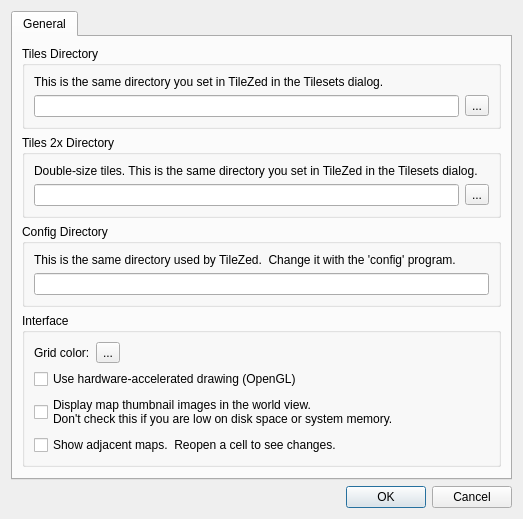
This is src/editor/preferencesdialog.ui in timbaker/pzworlded as Qt 5 draws it before an edit. The edited form follows.
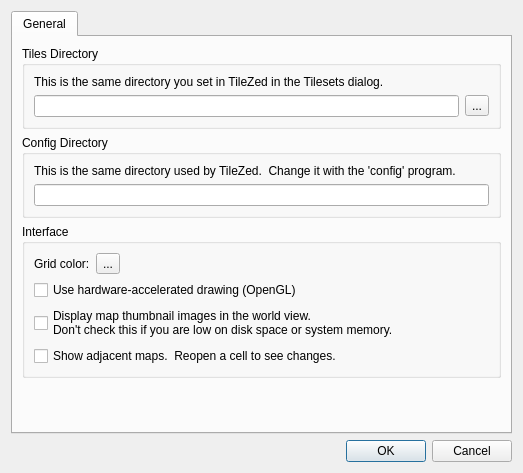
This is the edited form. Custom widgets are drawn as their Qt base class.

Commit message: Changes from TileZed.

Patch:
```diff
--- a/src/editor/preferencesdialog.ui
+++ b/src/editor/preferencesdialog.ui
@@ -7,7 +7,7 @@
     <x>0</x>
     <y>0</y>
     <width>523</width>
-    <height>415</height>
+    <height>473</height>
    </rect>
   </property>
   <property name="windowTitle">
@@ -24,6 +24,19 @@
        <string>General</string>
       </attribute>
       <layout class="QGridLayout" name="gridLayout_2">
+       <item row="3" column="0">
+        <spacer name="verticalSpacer">
+         <property name="orientation">
+          <enum>Qt::Vertical</enum>
+         </property>
+         <property name="sizeHint" stdset="0">
+          <size>
+           <width>20</width>
+           <height>40</height>
+          </size>
+         </property>
+        </spacer>
+       </item>
        <item row="0" column="0">
         <widget class="QGroupBox" name="groupBox_2">
          <property name="title">
@@ -58,7 +71,7 @@
          </layout>
         </widget>
        </item>
-       <item row="2" column="0">
+       <item row="1" column="0">
         <widget class="QGroupBox" name="groupBox_4">
          <property name="title">
           <string>Config Directory</string>
@@ -85,7 +98,7 @@
          </layout>
         </widget>
        </item>
-       <item row="3" column="0">
+       <item row="2" column="0">
         <widget class="QGroupBox" name="groupBox_3">
          <property name="title">
           <string>Interface</string>
@@ -161,53 +174,6 @@
          </layout>
         </widget>
        </item>
-       <item row="4" column="0">
-        <spacer name="verticalSpacer">
-         <property name="orientation">
-          <enum>Qt::Vertical</enum>
-         </property>
-         <property name="sizeHint" stdset="0">
-          <size>
-           <width>20</width>
-           <height>40</height>
-          </size>
-         </property>
-        </spacer>
-       </item>
-       <item row="1" column="0">
-        <widget class="QGroupBox" name="groupBox_5">
-         <property name="title">
-          <string>Tiles 2x Directory</string>
-         </property>
-         <layout class="QVBoxLayout" name="verticalLayout_4">
-          <item>
-           <widget class="QLabel" name="label_5">
-            <property name="text">
-             <string>Double-size tiles. This is the same directory you set in TileZed in the Tilesets dialog.</string>
-            </property>
-           </widget>
-          </item>
-          <item>
-           <layout class="QHBoxLayout" name="horizontalLayout_6">
-            <item>
-             <widget class="QLineEdit" name="tiles2xDirectory">
-              <property name="readOnly">
-               <bool>true</bool>
-              </property>
-             </widget>
-            </item>
-            <item>
-             <widget class="QToolButton" name="browseTiles2xDirectory">
-              <property name="text">
-               <string>...</string>
-              </property>
-             </widget>
-            </item>
-           </layout>
-          </item>
-         </layout>
-        </widget>
-       </item>
       </layout>
      </widget>
     </widget>
```
The commit also changes 11 other files.
